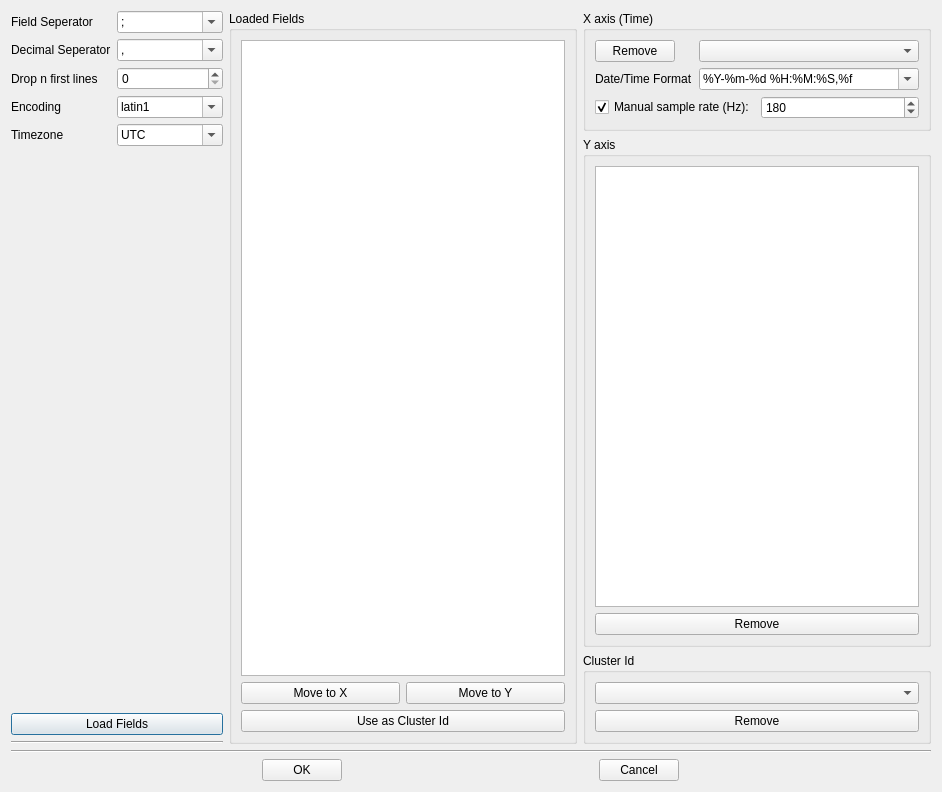
Old version of the form graphysio/ui/csvrequest.ui in the repository jaj42/GraPhysio.
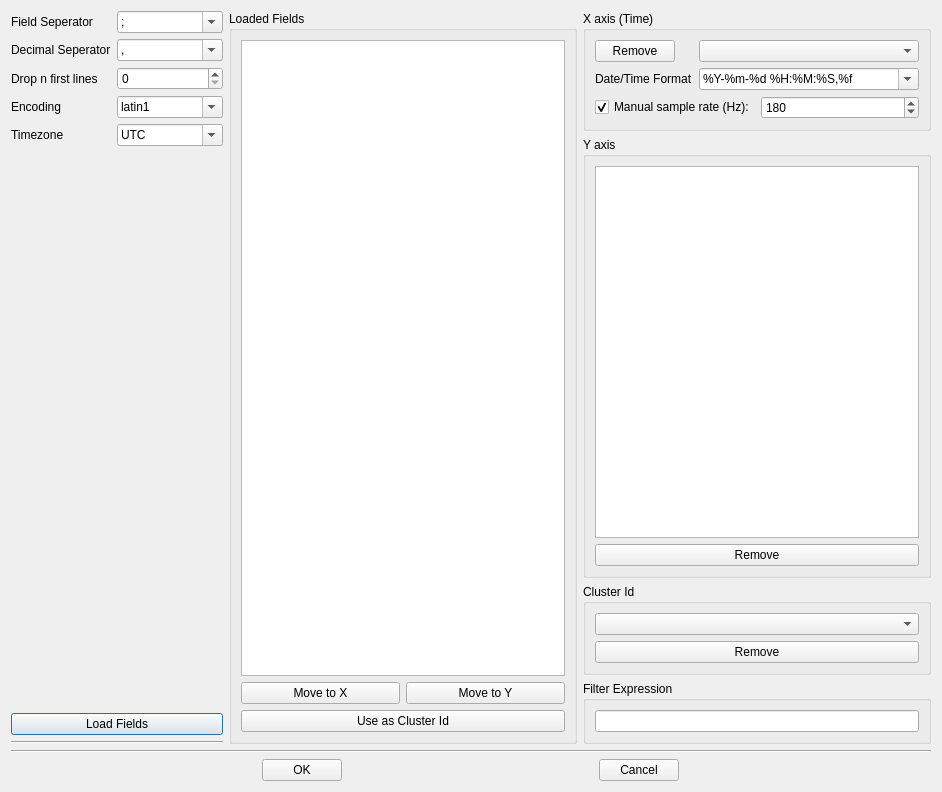
New version of the form.

Diff of the .ui file:
```diff
--- a/graphysio/ui/csvrequest.ui
+++ b/graphysio/ui/csvrequest.ui
@@ -422,6 +422,18 @@
          </layout>
         </widget>
        </item>
+       <item>
+        <widget class="QGroupBox" name="groupBox_3">
+         <property name="title">
+          <string>Filter Expression</string>
+         </property>
+         <layout class="QVBoxLayout" name="verticalLayout_12">
+          <item>
+           <widget class="QLineEdit" name="txtFilter"/>
+          </item>
+         </layout>
+        </widget>
+       </item>
       </layout>
      </item>
     </layout>
```
Left out of the diff: 12 changed lines with no effect on the pictures.
